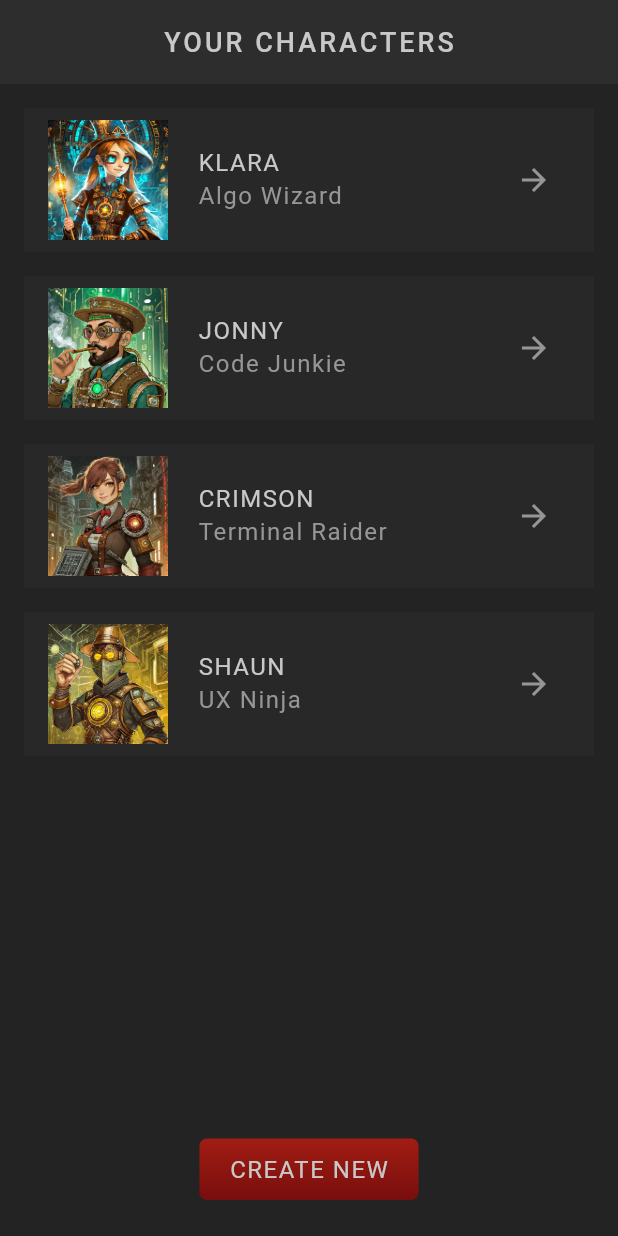
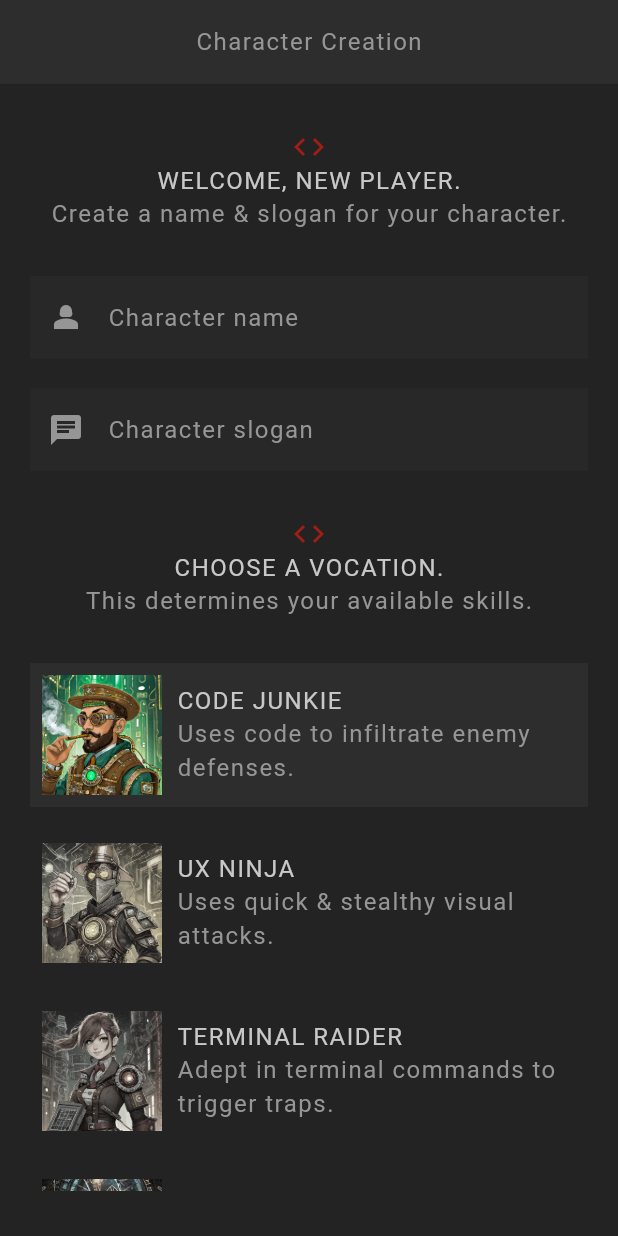
Before and after one commit to MateuszSzczukiewicz/coffee_card, a Flutter app: the screen it shows after launch, on a phone screen of 412 x 824 dp. Run offline on Flutter 3.47's test engine with Material 3 defaults, Android fonts, the phone set to English and light mode, and no system bars; our stand-ins replace google_fonts; Roboto replaces fonts that are missing (Kanit).

Commit message:
added user input

```diff
--- a/lib/main.dart
+++ b/lib/main.dart
@@ -1,12 +1,7 @@
 import 'package:flutter/material.dart';
-import 'package:flutter_rpg/screens/home/home.dart';
+import 'package:flutter_rpg/screens/create/create.dart';
 import 'package:flutter_rpg/theme.dart';
 
 void main() {
-  runApp(
-    MaterialApp(
-      theme: primaryTheme,
-      home: Home(),
-    ),
-  );
+  runApp(MaterialApp(theme: primaryTheme, home: Create()));
 }
--- /dev/null
+++ b/lib/screens/create/create.dart
@@ -0,0 +1,148 @@
+import 'package:flutter_rpg/models/character.dart';
+import 'package:flutter_rpg/models/vocations.dart';
+import 'package:flutter_rpg/screens/create/vocation_card.dart';
+import 'package:flutter_rpg/shared/styled_button.dart';
+import 'package:google_fonts/google_fonts.dart';
+import 'package:flutter/material.dart';
+import 'package:flutter_rpg/shared/styled_text.dart';
+import 'package:flutter_rpg/theme.dart';
+import 'package:uuid/uuid.dart';
+
+Uuid uuid = const Uuid();
+
+class Create extends StatefulWidget {
+  const Create({super.key});
+
+  @override
+  State<Create> createState() => _CreateState();
+}
+
+class _CreateState extends State<Create> {
+  final _nameController = TextEditingController();
+  final _sloganController = TextEditingController();
+
+  @override
+  void dispose() {
+    _nameController.dispose();
+    _sloganController.dispose();
+    super.dispose();
+  }
+
+  Vocation selectedVocation = Vocation.junkie;
+
+  void updateVocation(Vocation vocation) {
+    setState(() {
+      selectedVocation = vocation;
+    });
+  }
+
+  void handleSubmit() {
+    if (_nameController.text.trim().isEmpty) {
+      print('name must not be empty');
+      return;
+    }
+
+    if (_sloganController.text.trim().isEmpty) {
+      print('slogan must not be empty');
+    }
+
+    characters.add(
+      Character(
+        name: _nameController.text.trim(),
+        slogan: _sloganController.text.trim(),
+        vocation: selectedVocation,
+        id: uuid.v4(),
+      ),
+    );
+  }
+
+  @override
+  Widget build(BuildContext context) {
+    return Scaffold(
+      appBar: AppBar(
+        title: const StyledText('Character Creation'),
+        centerTitle: true,
+      ),
+      body: Container(
+        padding: const EdgeInsets.symmetric(vertical: 30, horizontal: 20),
+        child: SingleChildScrollView(
+          child: Column(
+            children: [
+              Center(child: Icon(Icons.code, color: AppColors.primaryColor)),
+              const Center(child: StyledHeading('Welcome, new player.')),
+              const Center(
+                child: StyledText('Create a name & slogan for your character.'),
+              ),
+              const SizedBox(height: 30),
+
+              TextField(
+                controller: _nameController,
+                style: GoogleFonts.kanit(
+                  textStyle: Theme.of(context).textTheme.bodyMedium,
+                ),
+                cursorColor: AppColors.textColor,
+                decoration: const InputDecoration(
+                  prefixIcon: Icon(Icons.person_2),
+                  label: StyledText('Character name'),
+                ),
+              ),
+              const SizedBox(height: 20),
+              TextField(
+                controller: _sloganController,
+                style: GoogleFonts.kanit(
+                  textStyle: Theme.of(context).textTheme.bodyMedium,
+                ),
+                cursorColor: AppColors.textColor,
+                decoration: const InputDecoration(
+                  prefixIcon: Icon(Icons.chat),
+                  label: StyledText('Character slogan'),
+                ),
+              ),
+              const SizedBox(height: 30),
+
+              Center(child: Icon(Icons.code, color: AppColors.primaryColor)),
+              const Center(child: StyledHeading('Choose a vocation.')),
+              const Center(
+                child: StyledText('This determines your available skills.'),
+              ),
+              const SizedBox(height: 30),
+
+              VocationCard(
+                selected: selectedVocation == Vocation.junkie,
+                onTap: updateVocation,
+                vocation: Vocation.junkie,
+              ),
+              VocationCard(
+                selected: selectedVocation == Vocation.ninja,
+                onTap: updateVocation,
+                vocation: Vocation.ninja,
+              ),
+              VocationCard(
+                selected: selectedVocation == Vocation.raider,
+                onTap: updateVocation,
+                vocation: Vocation.raider,
+              ),
+              VocationCard(
+                selected: selectedVocation == Vocation.wizard,
+                onTap: updateVocation,
+                vocation: Vocation.wizard,
+              ),
+
+              Center(child: Icon(Icons.code, color: AppColors.primaryColor)),
+              const Center(child: StyledText('Good Luck.')),
+              const Center(child: StyledText('And enjoy the journey...')),
+              const SizedBox(height: 30),
+
+              Center(
+                child: StyledButton(
+                  onPressed: handleSubmit,
+                  child: const StyledHeading('Create Character'),
+                ),
+              ),
+            ],
+          ),
+        ),
+      ),
+    );
+  }
+}
--- /dev/null
+++ b/lib/screens/create/vocation_card.dart
@@ -0,0 +1,55 @@
+import 'package:flutter/material.dart';
+import 'package:flutter_rpg/models/vocations.dart';
+import 'package:flutter_rpg/shared/styled_text.dart';
+import 'package:flutter_rpg/theme.dart';
+
+class VocationCard extends StatelessWidget {
+  const VocationCard({
+    super.key,
+    required this.selected,
+    required this.onTap,
+    required this.vocation,
+  });
+
+  final Vocation vocation;
+  final void Function(Vocation) onTap;
+  final bool selected;
+
+  @override
+  Widget build(BuildContext context) {
+    return GestureDetector(
+      onTap: () {
+        onTap(vocation);
+      },
+      child: Card(
+        color: selected ? AppColors.secondaryColor : Colors.transparent,
+        child: Padding(
+          padding: const EdgeInsets.all(8),
+          child: Row(
+            children: [
+              Image.asset(
+                'assets/img/vocations/${vocation.image}',
+                width: 80,
+                colorBlendMode: BlendMode.color,
+                color: !selected
+                    ? Colors.black.withValues(alpha: 0.8)
+                    : Colors.transparent,
+              ),
+              const SizedBox(width: 10),
+
+              Expanded(
+                child: Column(
+                  crossAxisAlignment: CrossAxisAlignment.start,
+                  children: [
+                    StyledHeading(vocation.title),
+                    StyledText(vocation.description),
+                  ],
+                ),
+              ),
+            ],
+          ),
+        ),
+      ),
+    );
+  }
+}
--- a/lib/screens/home/character_card.dart
+++ b/lib/screens/home/character_card.dart
@@ -1,6 +1,6 @@
 import 'package:flutter/material.dart';
 import 'package:flutter_rpg/models/character.dart';
-import 'package:flutter_rpg/screens/shared/styled_text.dart';
+import 'package:flutter_rpg/shared/styled_text.dart';
 import 'package:flutter_rpg/theme.dart';
 
 class CharacterCard extends StatelessWidget {
--- a/lib/screens/home/home.dart
+++ b/lib/screens/home/home.dart
@@ -1,8 +1,8 @@
 import 'package:flutter/material.dart';
 import 'package:flutter_rpg/models/character.dart';
 import 'package:flutter_rpg/screens/home/character_card.dart';
-import 'package:flutter_rpg/screens/shared/styled_button.dart';
-import 'package:flutter_rpg/screens/shared/styled_text.dart';
+import 'package:flutter_rpg/shared/styled_button.dart';
+import 'package:flutter_rpg/shared/styled_text.dart';
 
 class Home extends StatefulWidget {
   const Home({super.key});
--- a/lib/theme.dart
+++ b/lib/theme.dart
@@ -46,4 +46,12 @@ ThemeData primaryTheme = ThemeData(
     shadowColor: Colors.transparent,
     margin: const EdgeInsets.only(bottom: 16),
   ),
+
+  inputDecorationTheme: InputDecorationTheme(
+    filled: true,
+    fillColor: AppColors.secondaryColor.withValues(alpha: 0.5),
+    border: InputBorder.none,
+    labelStyle: TextStyle(color: AppColors.textColor),
+    prefixIconColor: AppColors.textColor,
+  ),
 );
--- a/pubspec.yaml
+++ b/pubspec.yaml
@@ -35,6 +35,7 @@ dependencies:
   # Use with the CupertinoIcons class for iOS style icons.
   cupertino_icons: ^1.0.8
   google_fonts: ^6.2.1
+  uuid: ^4.5.1
 
 dev_dependencies:
   flutter_test:
```
Also changed, not shown: lib/models/vocations.dart (+20 -20 lines), lib/shared/styled_button.dart (renamed from lib/screens/shared/styled_button.dart), lib/shared/styled_text.dart (renamed from lib/screens/shared/styled_text.dart), pubspec.lock.
